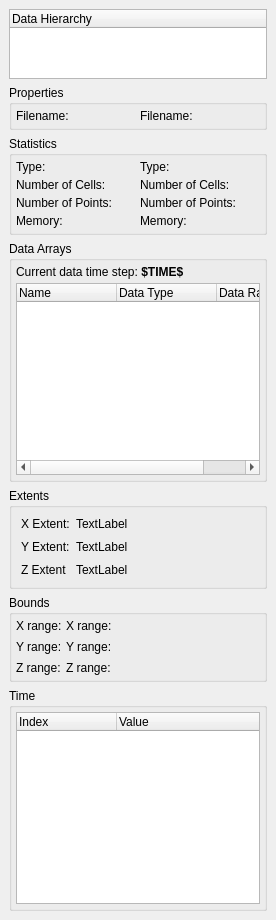
wildmichael/ParaView3-enhancements-old, file Qt/Components/Resources/UI/pqProxyInformationWidget.ui: the form before one commit.
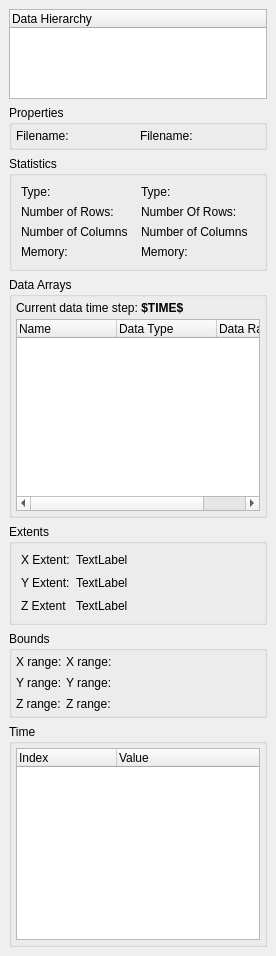
The form after the commit. The open tabs and pages were chosen to show the change. Custom widgets are drawn as their Qt base class.

Commit message: ENH: Information tab now shows row and column counts for vtkTables.

The edit to the form file:
```diff
--- a/Qt/Components/Resources/UI/pqProxyInformationWidget.ui
+++ b/Qt/Components/Resources/UI/pqProxyInformationWidget.ui
@@ -6,7 +6,7 @@
     <x>0</x>
     <y>0</y>
     <width>276</width>
-    <height>900</height>
+    <height>956</height>
    </rect>
   </property>
   <property name="sizePolicy" >
@@ -90,42 +90,10 @@
       <string>Statistics</string>
      </property>
      <layout class="QGridLayout" >
-      <property name="leftMargin" >
-       <number>4</number>
-      </property>
-      <property name="topMargin" >
-       <number>4</number>
-      </property>
-      <property name="rightMargin" >
-       <number>4</number>
-      </property>
-      <property name="bottomMargin" >
-       <number>4</number>
-      </property>
-      <property name="horizontalSpacing" >
-       <number>4</number>
-      </property>
-      <property name="verticalSpacing" >
-       <number>4</number>
-      </property>
-      <item row="3" column="1" >
-       <widget class="QLabel" name="memory" >
+      <item row="0" column="0" >
+       <widget class="QLabel" name="label" >
         <property name="text" >
-         <string>Memory:</string>
-        </property>
-       </widget>
-      </item>
-      <item row="2" column="1" >
-       <widget class="QLabel" name="numberOfPoints" >
-        <property name="text" >
-         <string>Number of Points:</string>
-        </property>
-       </widget>
-      </item>
-      <item row="1" column="1" >
-       <widget class="QLabel" name="numberOfCells" >
-        <property name="text" >
-         <string>Number of Cells:</string>
+         <string>Type:</string>
         </property>
        </widget>
       </item>
@@ -136,31 +104,112 @@
         </property>
        </widget>
       </item>
-      <item row="3" column="0" >
-       <widget class="QLabel" name="label_4" >
-        <property name="text" >
-         <string>Memory:</string>
+      <item row="1" column="0" colspan="2" >
+       <widget class="QStackedWidget" name="dataTypeProperties" >
+        <property name="currentIndex" >
+         <number>0</number>
         </property>
+        <widget class="QWidget" name="DataSet" >
+         <layout class="QGridLayout" >
+          <property name="leftMargin" >
+           <number>0</number>
+          </property>
+          <property name="topMargin" >
+           <number>0</number>
+          </property>
+          <property name="rightMargin" >
+           <number>0</number>
+          </property>
+          <property name="bottomMargin" >
+           <number>0</number>
+          </property>
+          <item row="0" column="0" >
+           <widget class="QLabel" name="label_2" >
+            <property name="text" >
+             <string>Number of Cells:</string>
+            </property>
+           </widget>
+          </item>
+          <item row="0" column="1" >
+           <widget class="QLabel" name="numberOfCells" >
+            <property name="text" >
+             <string>Number of Cells:</string>
+            </property>
+           </widget>
+          </item>
+          <item row="1" column="0" >
+           <widget class="QLabel" name="label_3" >
+            <property name="text" >
+             <string>Number of Points:</string>
+            </property>
+           </widget>
+          </item>
+          <item row="1" column="1" >
+           <widget class="QLabel" name="numberOfPoints" >
+            <property name="text" >
+             <string>Number of Points:</string>
+            </property>
+           </widget>
+          </item>
+         </layout>
+        </widget>
+        <widget class="QWidget" name="Table" >
+         <layout class="QGridLayout" >
+          <property name="leftMargin" >
+           <number>0</number>
+          </property>
+          <property name="topMargin" >
+           <number>0</number>
+          </property>
+          <property name="rightMargin" >
+           <number>0</number>
+          </property>
+          <property name="bottomMargin" >
+           <number>0</number>
+          </property>
+          <item row="0" column="0" >
+           <widget class="QLabel" name="label_11" >
+            <property name="text" >
+             <string>Number of Rows:</string>
+            </property>
+           </widget>
+          </item>
+          <item row="0" column="1" >
+           <widget class="QLabel" name="numberOfRows" >
+            <property name="text" >
+             <string>Number Of Rows:</string>
+            </property>
+           </widget>
+          </item>
+          <item row="1" column="0" >
+           <widget class="QLabel" name="label_12" >
+            <property name="text" >
+             <string>Number of Columns</string>
+            </property>
+           </widget>
+          </item>
+          <item row="1" column="1" >
+           <widget class="QLabel" name="numberOfColumns" >
+            <property name="text" >
+             <string>Number of Columns</string>
+            </property>
+           </widget>
+          </item>
+         </layout>
+        </widget>
        </widget>
       </item>
       <item row="2" column="0" >
-       <widget class="QLabel" name="label_3" >
+       <widget class="QLabel" name="label_4" >
         <property name="text" >
-         <string>Number of Points:</string>
+         <string>Memory:</string>
         </property>
        </widget>
       </item>
-      <item row="1" column="0" >
-       <widget class="QLabel" name="label_2" >
+      <item row="2" column="1" >
+       <widget class="QLabel" name="memory" >
         <property name="text" >
-         <string>Number of Cells:</string>
-        </property>
-       </widget>
-      </item>
-      <item row="0" column="0" >
-       <widget class="QLabel" name="label" >
-        <property name="text" >
-         <string>Type:</string>
+         <string>Memory:</string>
         </property>
        </widget>
       </item>
```
The commit also changes 1 other file.
